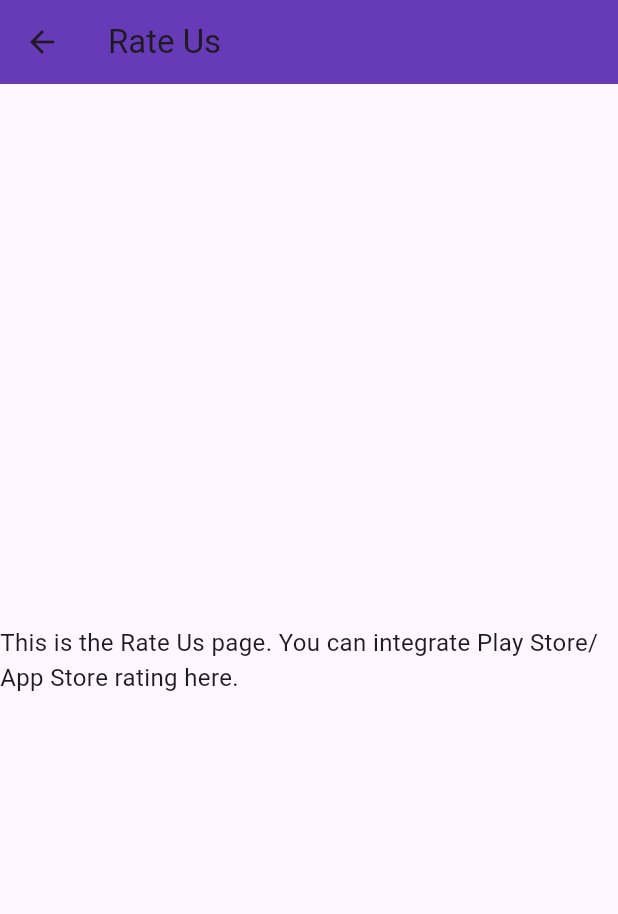
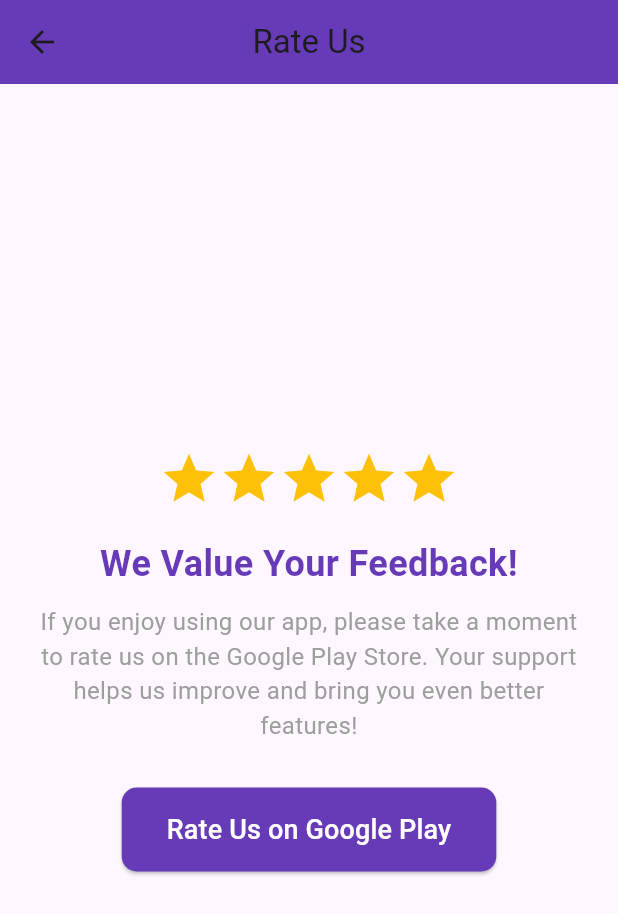
Before and after one commit to aiocrafters/my-app-flutter, a Flutter app: the screen it shows after launch, in the side drawer, after a tap on "Rate Us", on a phone screen of 412 x 824 dp. Shown: the top 914 px of the screen. Run offline on Flutter 3.47's test engine with Material 3 defaults, Android fonts, the phone set to English and light mode, and no system bars.

Commit message:
feat(rate_us): add Google Play Store rating button with url_launcher

```diff
--- a/lib/pages/rate_us_page.dart
+++ b/lib/pages/rate_us_page.dart
@@ -1,19 +1,85 @@
 import 'package:flutter/material.dart';
+import 'package:url_launcher/url_launcher.dart'; // Import the url_launcher package
 
 class RateUsPage extends StatelessWidget {
   const RateUsPage({super.key});
+
+  // Function to open the Google Play Store for rating
+  Future<void> _launchRateUsUrl() async {
+    final Uri url = Uri.parse(
+      'https://play.google.com/store/apps/details?id=com.aiocrafters.app', // Replace with your app's package name
+    );
+
+    if (await canLaunchUrl(url)) {
+      await launchUrl(url, mode: LaunchMode.externalApplication);
+    } else {
+      throw 'Could not launch $url';
+    }
+  }
 
   @override
   Widget build(BuildContext context) {
     return Scaffold(
       appBar: AppBar(
         title: const Text('Rate Us'),
-        backgroundColor: Colors.deepPurple,
+        centerTitle: true,
+        backgroundColor: Colors.deepPurple, // Customize the app bar color
       ),
-      body: const Center(
-        child: Text(
-          'This is the Rate Us page. You can integrate Play Store/App Store rating here.',
-          style: TextStyle(fontSize: 16),
+      body: Padding(
+        padding: const EdgeInsets.all(20.0),
+        child: Column(
+          mainAxisAlignment: MainAxisAlignment.center,
+          children: [
+            // Star icons row
+            Row(
+              mainAxisAlignment: MainAxisAlignment.center,
+              children: List.generate(5, (index) {
+                return const Icon(Icons.star, size: 40, color: Colors.amber);
+              }),
+            ),
+            const SizedBox(height: 20),
+
+            // Heading
+            const Text(
+              'We Value Your Feedback!',
+              style: TextStyle(
+                fontSize: 24,
+                fontWeight: FontWeight.bold,
+                color: Colors.deepPurple,
+              ),
+              textAlign: TextAlign.center,
+            ),
+            const SizedBox(height: 10),
+
+            // Description text
+            const Text(
+              'If you enjoy using our app, please take a moment to rate us on the Google Play Store. '
+              'Your support helps us improve and bring you even better features!',
+              style: TextStyle(fontSize: 16, color: Colors.grey),
+              textAlign: TextAlign.center,
+            ),
+
+            const SizedBox(height: 30),
+
+            // Rate Us button
+            ElevatedButton(
+              onPressed: _launchRateUsUrl,
+              style: ElevatedButton.styleFrom(
+                backgroundColor: Colors.deepPurple,
+                padding: const EdgeInsets.symmetric(
+                  horizontal: 30,
+                  vertical: 15,
+                ),
+                shape: RoundedRectangleBorder(
+                  borderRadius: BorderRadius.circular(10),
+                ),
+              ),
+              child: const Text(
+                'Rate Us on Google Play',
+                style: TextStyle(fontSize: 18, color: Colors.white),
+              ),
+            ),
+          ],
         ),
       ),
     );
```
